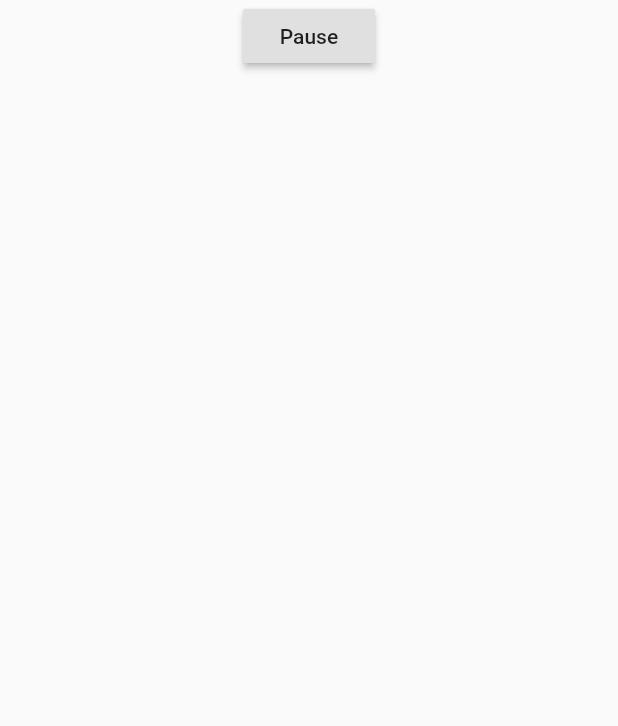
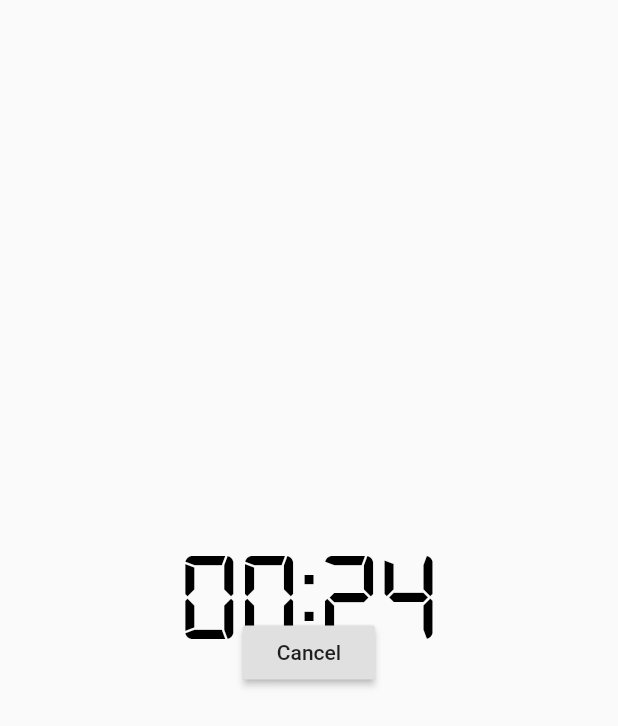
Before and after one commit to massih/pomodoro_flutter, a Flutter app: the screen it shows after launch, after a tap on "Start", on a phone screen of 412 x 824 dp. Shown: the top 726 px of the screen. Run offline on Flutter 3.47's test engine with Material 2 defaults, Android fonts, the phone set to English and light mode, and no system bars.

Commit message:
- Add CountdownTimer
- Add digital-7 font
- Add timer listener and onDone function

```diff
--- a/lib/screen/pomodoro.dart
+++ b/lib/screen/pomodoro.dart
@@ -1,21 +1,68 @@
 import 'package:flutter/cupertino.dart';
 import 'package:flutter/material.dart';
 import 'package:pomodoro/service/database.dart';
+import 'package:quiver/async.dart';
 
 class Pomodoro extends StatefulWidget {
-
   @override
   State<StatefulWidget> createState() => _PomodoroState();
-
 }
 
 class _PomodoroState extends State<Pomodoro> {
   final Database _db = Database();
-  bool _inProgress = false;
-  DateTime _startTime;
+//  final Duration studyDuration = new Duration(minutes: 25);
+  final Duration studyDuration = new Duration(seconds: 25);
+  final Duration breakDuration = new Duration(minutes: 5);
 
-  String _getButtonText() {
-    return _inProgress ? 'Pause' : 'Start';
+  bool _inProgress;
+  CountdownTimer _countdownTimer;
+  Duration _timer;
+
+  @override
+  void initState() {
+    super.initState();
+    _inProgress = false;
+    _timer = studyDuration;
+  }
+
+  void _startTimer() {
+    _countdownTimer =
+        new CountdownTimer(studyDuration, new Duration(seconds: 1));
+
+    _countdownTimer.listen(_timerListener, onDone: _timerDone);
+    setState(() {
+      _inProgress = true;
+      _countdownTimer = _countdownTimer;
+      _timer = _countdownTimer.remaining;
+    });
+  }
+
+  void _timerListener(CountdownTimer event) {
+    Duration remainingTime = event.remaining;
+    print(remainingTime);
+    setState(() {
+      _timer = remainingTime;
+    });
+  }
+
+  void _timerDone() {
+    print('Timer FINITO');
+  }
+
+
+  void _cancelTimer() {
+    setState(() {
+      _inProgress = false;
+      _countdownTimer = _countdownTimer.cancel();
+      _timer = studyDuration;
+    });
+    print('canceled');
+  }
+
+  String _getTimerText() {
+    var minutes = _timer.inMinutes.remainder(60).toString().padLeft(2, '0');
+    var seconds = _timer.inSeconds.remainder(60).toString().padLeft(2, '0');
+    return '$minutes:$seconds';
   }
 
   @override
@@ -24,28 +71,36 @@ class _PomodoroState extends State<Pomodoro> {
     return Scaffold(
       body: Center(
         child: Column(
-          children: <Widget>[
-            RaisedButton(
-              child: Text(_getButtonText()),
-              onPressed: () {
-                if (_inProgress) {
-                  setState(() {
-                    _inProgress = false;
-                  });
-                  print('Paussed');
-                }else {
-                  setState(() {
-                    _inProgress = true;
-                    _startTime = DateTime.now();
-                  });
-                  print(_startTime);
-                }
-              },
-            )
-          ],
+          mainAxisAlignment: MainAxisAlignment.center,
+          children: <Widget>[buildTimerText(context), buildStartRaisedButton()],
         ),
       ),
     );
   }
 
+  Text buildTimerText(BuildContext context) {
+    return Text(
+      _getTimerText(),
+      style: TextStyle(
+        fontFamily: 'digital7',
+        fontSize: 84,
+        color: Colors.black,
+        fontWeight: FontWeight.normal,
+      ),
+    );
+  }
+
+  RaisedButton buildStartRaisedButton() {
+    return RaisedButton(
+      child: Text(_inProgress ? 'Cancel' : 'Start'),
+      onPressed: () {
+        if (_inProgress) {
+          _cancelTimer();
+        } else {
+          _startTimer();
+        }
+      },
+    );
+  }
+
 }
```
Also changed, not shown: pubspec.yaml (+5 -7 lines), fonts/digital-7.ttf (added).
